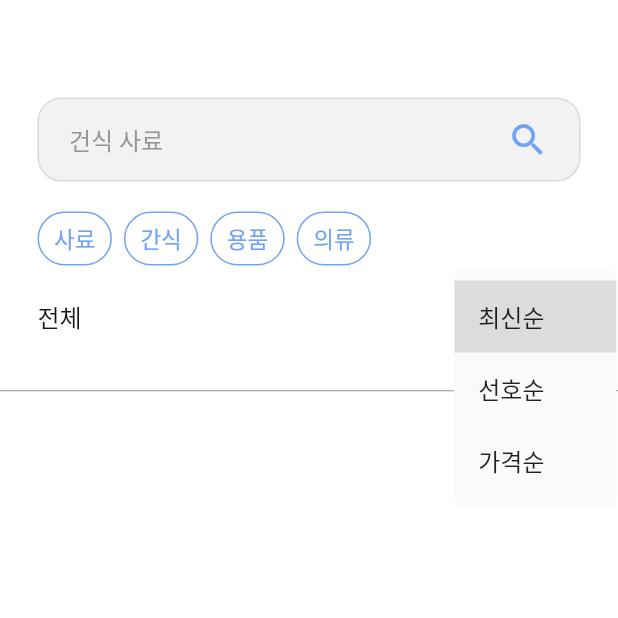
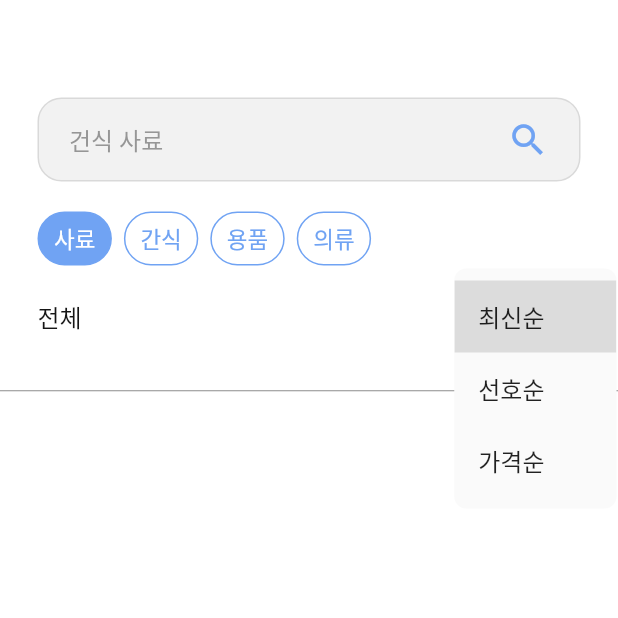
Before and after one commit to Team-Furry-Friend/Furry-Friend-App, a Flutter app: the SearchScreen screen opened directly, after a tap on "최신순", on a phone screen of 412 x 824 dp, the top half of it. Run offline on Flutter 3.47's test engine with Material 2 defaults, Android fonts, the phone set to English and light mode, and no system bars; our stand-ins replace dio, google_sign_in, shared_preferences; missing offline and left inert: flutter_naver_login, kakao_flutter_sdk; accounts and stored records are empty; Roboto replaces fonts that are missing (Pretendard).

Commit message:
[feat] 검색 화면 제작
- provider 연결
- UI 수정

```diff
--- a/lib/app/screen/seach_screen.dart
+++ b/lib/app/screen/seach_screen.dart
@@ -1,9 +1,10 @@
 import 'package:flutter/material.dart';
 import 'package:furry_friend/app/widget/color.dart';
+import 'package:furry_friend/domain/providers/search_provider.dart';
+import 'package:provider/provider.dart';
 
-import '../../domain/providers/post_provider.dart';
 import '../widget/common_widget.dart';
-import '../widget/seach_widget.dart';
+import '../widget/search_widget.dart';
 
 class SearchScreen extends StatefulWidget {
   const SearchScreen({Key? key}) : super(key: key);
@@ -13,8 +14,9 @@ class SearchScreen extends StatefulWidget {
 }
 
 class _SearchScreenState extends State<SearchScreen> {
-  final PostProvider postProvider = PostProvider();
-  final ScrollController _controller = ScrollController();
+  late SearchProvider searchProvider;
+  final _scrollController = ScrollController();
+  final _textController = TextEditingController();
   final dropdownList = ['최신순', '선호순', '가격순'];
   final typeList = [
     '사료',
@@ -23,24 +25,26 @@ class _SearchScreenState extends State<SearchScreen> {
     '의류',
   ];
 
-  List<int> selectLabelList = [];
-
+  int selectLabelIndex = 0;
+  bool isLoading = false;
   String dropdownValue = '최신순';
 
   @override
   void initState() {
-    _controller.addListener(nextPageLoad);
     super.initState();
+    _scrollController.addListener(nextPageLoad);
   }
 
   @override
   void dispose() {
-    _controller.removeListener(nextPageLoad);
+    _scrollController.dispose();
     super.dispose();
   }
 
   @override
   Widget build(BuildContext context) {
+    searchProvider = Provider.of<SearchProvider>(context, listen: true);
+
     return Scaffold(
       backgroundColor: Colors.white,
       body: Column(
@@ -49,9 +53,19 @@ class _SearchScreenState extends State<SearchScreen> {
             padding: const EdgeInsets.symmetric(vertical: 25, horizontal: 25),
             child: Column(
               children: [
-                const Padding(
-                  padding: EdgeInsets.only(top: 20),
-                  child: SearchWidget(isHomeScreen: false),
+                Padding(
+                  padding: const EdgeInsets.only(top: 20),
+                  child: SearchWidget(
+                    isHomeScreen: false,
+                    controller: _textController,
+                    searchOnTap: () {
+                      if (_textController.text.isNotEmpty) {
+                        searchProvider.getPostKeyWord(
+                            typeList[selectLabelIndex], _textController.text,
+                            page: 1);
+                      }
+                    },
+                  ),
                 ),
                 Row(
                   children: [
@@ -60,7 +74,7 @@ class _SearchScreenState extends State<SearchScreen> {
                         padding: const EdgeInsets.only(right: 8),
                         child: TypeLabel(
                           type: typeList[index],
-                          isSelectedLabel: selectLabelList.contains(index),
+                          isSelectedLabel: selectLabelIndex == index,
                           onTap: () => labelOnTap(index),
                         ),
                       ),
@@ -103,6 +117,9 @@ class _SearchScreenState extends State<SearchScreen> {
           const Divider(
             height: 1,
             color: Colors.black45,
+          ),
+          SearchListLayout(
+            scrollController: _scrollController,
           )
         ],
       ),
@@ -110,22 +127,22 @@ class _SearchScreenState extends State<SearchScreen> {
   }
 
   void labelOnTap(int index) {
-    setState(() {
-      if (selectLabelList.contains(index)) {
-        selectLabelList.remove(index);
-      } else {
-        selectLabelList.add(index);
-      }
-    });
+    if (index != selectLabelIndex) {
+      setState(() {
+        selectLabelIndex = index;
+      });
+    }
   }
 
   void nextPageLoad() {
-    if (postProvider.hasNextPage &&
-        !postProvider.isFirstLoading &&
-        !postProvider.isLoadingPage &&
-        _controller.position.extentAfter < 100) {
-      postProvider.isLoadingPage = true;
-      postProvider.getPostKeyWord(20, '사료', '사료');
+    if (searchProvider.hasNextPage &&
+        !searchProvider.isLoadingPage &&
+        _scrollController.position.pixels ==
+            _scrollController.position.maxScrollExtent) {
+      setState(() {
+        searchProvider.isLoadingPage = true;
+      });
+      searchProvider.getPostKeyWord('사료', '');
     }
   }
 }
--- a/lib/app/widget/common_widget.dart
+++ b/lib/app/widget/common_widget.dart
@@ -171,9 +171,16 @@ class TextFieldRow extends StatelessWidget {
 }
 
 class SearchWidget extends StatelessWidget {
-  const SearchWidget({super.key, required this.isHomeScreen});
+  const SearchWidget({
+    super.key,
+    required this.isHomeScreen,
+    required this.controller,
+    required this.searchOnTap,
+  });
 
+  final TextEditingController controller;
   final bool isHomeScreen;
+  final Function() searchOnTap;
 
   @override
   Widget build(BuildContext context) {
@@ -189,16 +196,20 @@ class SearchWidget extends StatelessWidget {
         children: [
           Expanded(
               child: TextField(
+            controller: controller,
             decoration: InputDecoration(
                 hintText: '건식 사료',
                 hintStyle: TextStyle(
                     color: isHomeScreen ? lightGray : const Color(0xB26E6E6E)),
                 border: InputBorder.none),
           )),
-          const Icon(
-            Icons.search,
-            color: mainColor,
-            size: 28,
+          GestureDetector(
+            onTap: () => searchOnTap(),
+            child: const Icon(
+              Icons.search,
+              color: mainColor,
+              size: 28,
+            ),
           )
         ],
       ),
--- a/lib/app/widget/seach_widget.dart
+++ /dev/null
@@ -1,36 +0,0 @@
-import 'package:flutter/material.dart';
-import 'package:furry_friend/app/widget/color.dart';
-
-class TypeLabel extends StatelessWidget {
-  const TypeLabel({
-    super.key,
-    required this.type,
-    required this.isSelectedLabel,
-    required this.onTap,
-  });
-
-  final String type;
-  final bool isSelectedLabel;
-  final Function onTap;
-
-  @override
-  Widget build(BuildContext context) {
-    return GestureDetector(
-      onTap: () => onTap(),
-      child: Container(
-        padding: const EdgeInsets.symmetric(vertical: 6, horizontal: 10),
-        decoration: BoxDecoration(
-            color: isSelectedLabel ? mainColor : Colors.transparent,
-            borderRadius: BorderRadius.circular(24),
-            border: Border.all(color: const Color(0xFF70A3F3), width: 1)),
-        child: Text(
-          type,
-          style: TextStyle(
-            fontSize: 15,
-            color: isSelectedLabel ? Colors.white : const Color(0xFF70A3F3),
-          ),
-        ),
-      ),
-    );
-  }
-}
--- /dev/null
+++ b/lib/app/widget/search_widget.dart
@@ -0,0 +1,75 @@
+import 'package:flutter/material.dart';
+import 'package:furry_friend/app/widget/color.dart';
+import 'package:provider/provider.dart';
+
+import '../../domain/providers/search_provider.dart';
+
+class TypeLabel extends StatelessWidget {
+  const TypeLabel({
+    super.key,
+    required this.type,
+    required this.isSelectedLabel,
+    required this.onTap,
+  });
+
+  final String type;
+  final bool isSelectedLabel;
+  final Function onTap;
+
+  @override
+  Widget build(BuildContext context) {
+    return GestureDetector(
+      onTap: () => onTap(),
+      child: Container(
+        padding: const EdgeInsets.symmetric(vertical: 6, horizontal: 10),
+        decoration: BoxDecoration(
+            color: isSelectedLabel ? mainColor : Colors.transparent,
+            borderRadius: BorderRadius.circular(24),
+            border: Border.all(color: const Color(0xFF70A3F3), width: 1)),
+        child: Text(
+          type,
+          style: TextStyle(
+            fontSize: 15,
+            color: isSelectedLabel ? Colors.white : const Color(0xFF70A3F3),
+          ),
+        ),
+      ),
+    );
+  }
+}
+
+class SearchListLayout extends StatelessWidget {
+  const SearchListLayout({
+    super.key,
+    required this.scrollController,
+  });
+
+  final ScrollController scrollController;
+
+  @override
+  Widget build(BuildContext context) {
+    final productList =
+        context.select((SearchProvider provider) => provider.productList);
+    final isLoadingPage =
+        context.select((SearchProvider provider) => provider.isLoadingPage);
+
+    return ListView.builder(
+      controller: scrollController,
+      shrinkWrap: true,
+      itemCount: productList.length + 1,
+      itemBuilder: (context, index) {
+        if (index < productList.length) {
+          final post = productList[index];
+
+          return ListTile(
+            title: Text(post.pname),
+          );
+        } else {
+          return isLoadingPage
+              ? const CircularProgressIndicator()
+              : const SizedBox();
+        }
+      },
+    );
+  }
+}
--- a/lib/domain/providers/post_provider.dart
+++ b/lib/domain/providers/post_provider.dart
@@ -6,23 +6,6 @@ class PostProvider extends ChangeNotifier {
   final _client = ApiRepositories();
 
   List<Post> postList = [];
-
-  int page = 1;
-  bool hasNextPage = true;
-  bool isFirstLoading = true;
-  bool isLoadingPage = false;
-
-  final limit = 20;
-
-  void getPostKeyWord(int size, String type, String keyword) {
-    _client.getPosts(page, size, type, keyword).then((value) {
-      postList = value.dtoList;
-      hasNextPage = value.next;
-      page++;
-      isLoadingPage = false;
-      _notify();
-    });
-  }
 
   void getPopularityPost() {
     _client.getPopularityPost().then((value) {
--- a/lib/main.dart
+++ b/lib/main.dart
@@ -5,6 +5,7 @@ import 'package:provider/provider.dart';
 
 import 'app/screen/login_screen.dart';
 import 'app/screen/main_screen.dart';
+import 'domain/providers/search_provider.dart';
 import 'domain/providers/user_provider.dart';
 
 Future<void> main() async {
@@ -16,6 +17,7 @@ Future<void> main() async {
     providers: [
       ChangeNotifierProvider(create: (_) => UserProvider()),
       ChangeNotifierProvider(create: (_) => PostProvider()),
+      ChangeNotifierProvider(create: (_) => SearchProvider()),
     ],
     child: const MyApp(),
   ));
```
Also changed, not shown: lib/app/screen/home_screen.dart (+8 -1 lines), lib/domain/providers/search_provider.dart (added, +33 -0 lines).
